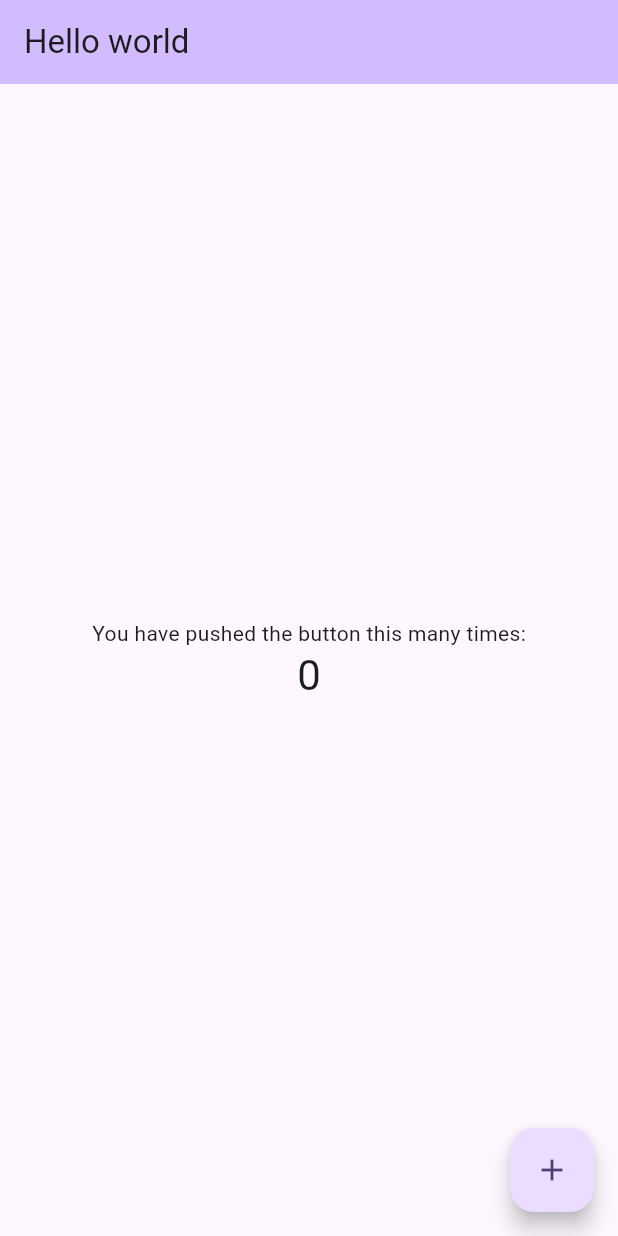
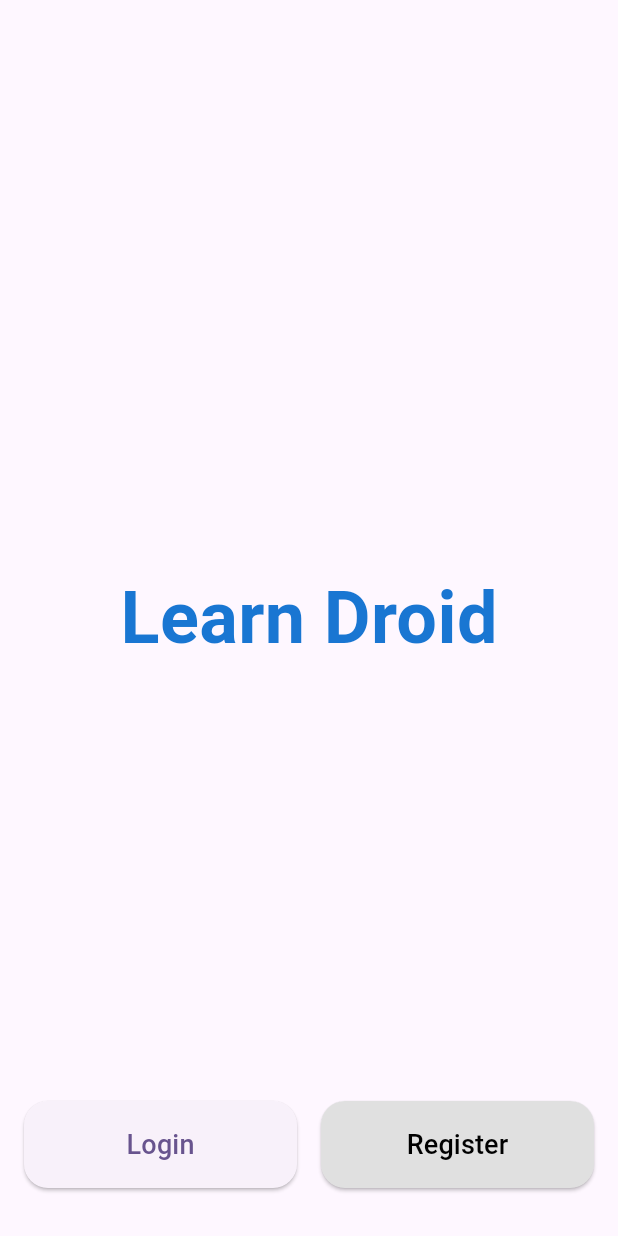
Before and after one commit to PrunesLand/studious-telegram, a Flutter app: the screen it shows after launch, on a phone screen of 412 x 824 dp. Run offline on Flutter 3.47's test engine with Material 3 defaults, Android fonts, the phone set to English and light mode, and no system bars.

```diff
--- /dev/null
+++ b/lib/features/onboarding/index.dart
@@ -0,0 +1 @@
+export 'presentation/index.dart';
--- /dev/null
+++ b/lib/features/onboarding/presentation/index.dart
@@ -0,0 +1 @@
+export 'screen/index.dart';
--- /dev/null
+++ b/lib/features/onboarding/presentation/screen/index.dart
@@ -0,0 +1,3 @@
+export 'landing_screen.dart';
+export 'login_screen.dart';
+export 'registration_screen.dart';
--- /dev/null
+++ b/lib/features/onboarding/presentation/screen/landing_screen.dart
@@ -0,0 +1,83 @@
+import 'package:flutter/material.dart';
+import 'package:university_chatbot/features/onboarding/index.dart';
+
+class LandingPage extends StatelessWidget {
+  const LandingPage({super.key});
+
+  void _onLoginPressed(BuildContext context) {
+    Navigator.push(context, MaterialPageRoute(builder: (_) => LoginScreen()));
+  }
+
+  void _onRegisterPressed(BuildContext context) {
+    Navigator.push(context, MaterialPageRoute(builder: (_) => RegistrationScreen()));
+  }
+
+  @override
+  Widget build(BuildContext context) {
+    return Scaffold(
+      body: SafeArea(
+        child: Stack(
+          children: [
+            // Centered Hero Title
+            Center(
+              child: Text(
+                'Learn Droid',
+                style: TextStyle(
+                  fontSize: 48,
+                  fontWeight: FontWeight.bold,
+                  color: Colors.blue.shade700,
+                ),
+              ),
+            ),
+
+            // Buttons at the bottom
+            Positioned(
+              bottom: 32,
+              left: 16,
+              right: 16,
+              child: Row(
+                children: [
+                  // Login Button
+                  Expanded(
+                    child: ElevatedButton(
+                      onPressed: () => _onLoginPressed(context),
+                      style: ElevatedButton.styleFrom(
+                        shape: RoundedRectangleBorder(
+                          borderRadius: BorderRadius.circular(16),
+                        ),
+                        padding: const EdgeInsets.symmetric(vertical: 16),
+                      ),
+                      child: const Text(
+                        'Login',
+                        style: TextStyle(fontSize: 18),
+                      ),
+                    ),
+                  ),
+                  const SizedBox(width: 16),
+                  // Register Button
+                  Expanded(
+                    child: ElevatedButton(
+                      onPressed: () => _onRegisterPressed(context),
+                      style: ElevatedButton.styleFrom(
+                        backgroundColor: Colors.grey.shade300,
+                        foregroundColor: Colors.black,
+                        shape: RoundedRectangleBorder(
+                          borderRadius: BorderRadius.circular(16),
+                        ),
+                        padding: const EdgeInsets.symmetric(vertical: 16),
+                      ),
+                      child: const Text(
+                        'Register',
+                        style: TextStyle(fontSize: 18),
+                      ),
+                    ),
+                  ),
+                ],
+              ),
+            ),
+          ],
+        ),
+      ),
+    );
+  }
+}
--- a/lib/main.dart
+++ b/lib/main.dart
@@ -1,4 +1,5 @@
 import 'package:flutter/material.dart';
+import 'package:university_chatbot/features/onboarding/index.dart';
 
 void main() {
   runApp(const MyApp());
@@ -7,7 +8,6 @@ void main() {
 class MyApp extends StatelessWidget {
   const MyApp({super.key});
 
-  // This widget is the root of your application.
   @override
   Widget build(BuildContext context) {
     return MaterialApp(
@@ -15,93 +15,11 @@ class MyApp extends StatelessWidget {
       theme: ThemeData(
         colorScheme: ColorScheme.fromSeed(seedColor: Colors.deepPurple),
       ),
-      home: const MyHomePage(title: 'Hello world'),
+      home: const LandingPage(),
+      routes: {
+        '/login': (context) => LoginScreen(),
+        '/registration': (context) => RegistrationScreen(),
+      },
     );
   }
 }
-
-class MyHomePage extends StatefulWidget {
-  const MyHomePage({super.key, required this.title});
-
-  // This widget is the home page of your application. It is stateful, meaning
-  // that it has a State object (defined below) that contains fields that affect
-  // how it looks.
-
-  // This class is the configuration for the state. It holds the values (in this
-  // case the title) provided by the parent (in this case the App widget) and
-  // used by the build method of the State. Fields in a Widget subclass are
-  // always marked "final".
-
-  final String title;
-
-  @override
-  State<MyHomePage> createState() => _MyHomePageState();
-}
-
-class _MyHomePageState extends State<MyHomePage> {
-  int _counter = 0;
-
-  void _incrementCounter() {
-    setState(() {
-      // This call to setState tells the Flutter framework that something has
-      // changed in this State, which causes it to rerun the build method below
-      // so that the display can reflect the updated values. If we changed
-      // _counter without calling setState(), then the build method would not be
-      // called again, and so nothing would appear to happen.
-      _counter++;
-    });
-  }
-
-  @override
-  Widget build(BuildContext context) {
-    // This method is rerun every time setState is called, for instance as done
-    // by the _incrementCounter method above.
-    //
-    // The Flutter framework has been optimized to make rerunning build methods
-    // fast, so that you can just rebuild anything that needs updating rather
-    // than having to individually change instances of widgets.
-    return Scaffold(
-      appBar: AppBar(
-        // TRY THIS: Try changing the color here to a specific color (to
-        // Colors.amber, perhaps?) and trigger a hot reload to see the AppBar
-        // change color while the other colors stay the same.
-        backgroundColor: Theme.of(context).colorScheme.inversePrimary,
-        // Here we take the value from the MyHomePage object that was created by
-        // the App.build method, and use it to set our appbar title.
-        title: Text(widget.title),
-      ),
-      body: Center(
-        // Center is a layout widget. It takes a single child and positions it
-        // in the middle of the parent.
-        child: Column(
-          // Column is also a layout widget. It takes a list of children and
-          // arranges them vertically. By default, it sizes itself to fit its
-          // children horizontally, and tries to be as tall as its parent.
-          //
-          // Column has various properties to control how it sizes itself and
-          // how it positions its children. Here we use mainAxisAlignment to
-          // center the children vertically; the main axis here is the vertical
-          // axis because Columns are vertical (the cross axis would be
-          // horizontal).
-          //
-          // TRY THIS: Invoke "debug painting" (choose the "Toggle Debug Paint"
-          // action in the IDE, or press "p" in the console), to see the
-          // wireframe for each widget.
-          mainAxisAlignment: MainAxisAlignment.center,
-          children: <Widget>[
-            const Text('You have pushed the button this many times:'),
-            Text(
-              '$_counter',
-              style: Theme.of(context).textTheme.headlineMedium,
-            ),
-          ],
-        ),
-      ),
-      floatingActionButton: FloatingActionButton(
-        onPressed: _incrementCounter,
-        tooltip: 'Increment',
-        child: const Icon(Icons.add),
-      ), // This trailing comma makes auto-formatting nicer for build methods.
-    );
-  }
-}
```
Also changed, not shown: lib/features/onboarding/presentation/screen/login_screen.dart (+77 -0 lines), lib/features/onboarding/presentation/screen/registration_screen.dart (+97 -0 lines).
